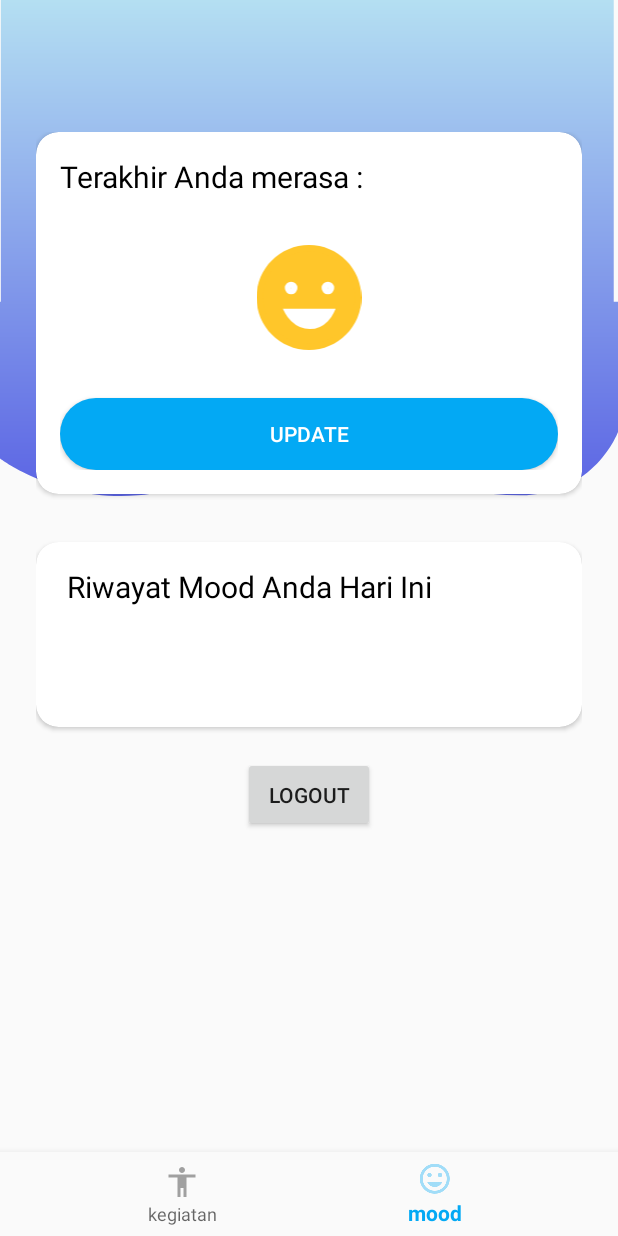
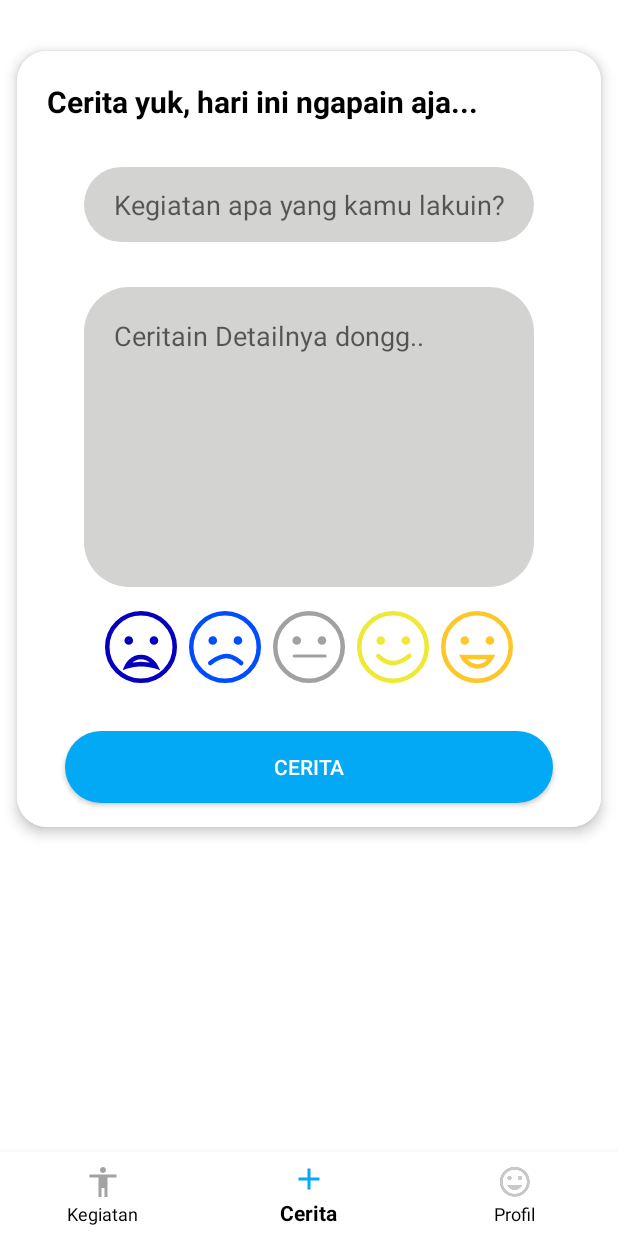
Before and after one commit to ardidong/TubesPabPaim, an Android app: the NavBotActivity screen opened directly, with no data from a screen before it, item 2 of the bottom bar chosen, on a phone screen of 412 x 824 dp. Run offline under Robolectric (Android 15) with nearby library versions, the light colour scheme and no system bars; Roboto replaces fonts that are not available here.

Commit message:
buat navbot baru dan layout dkk

```diff
--- a/app/build.gradle
+++ b/app/build.gradle
@@ -5,7 +5,7 @@ android {
     buildToolsVersion "29.0.2"
     defaultConfig {
         applicationId "com.apahayo.tubespabpaim"
-        minSdkVersion 16
+        minSdkVersion 21
         targetSdkVersion 29
         versionCode 1
         versionName "1.0"
@@ -59,6 +59,7 @@ dependencies {
     implementation 'com.google.android.material:material:1.0.0-alpha3'
     implementation 'com.google.android.gms:play-services-auth:17.0.0'
     implementation 'com.shobhitpuri.custombuttons:google-signin:1.1.0'
+    implementation 'com.sdsmdg.harjot:longshadows:1.0.1'
 
 }
 
--- /dev/null
+++ b/app/src/main/java/com/apahayo/tubespabpaim/HalamanUtamaFragment.java
@@ -0,0 +1,67 @@
+package com.apahayo.tubespabpaim;
+
+import android.content.Context;
+import android.net.Uri;
+import android.os.Bundle;
+
+import androidx.fragment.app.Fragment;
+import androidx.recyclerview.widget.LinearLayoutManager;
+import androidx.recyclerview.widget.RecyclerView;
+
+import android.view.LayoutInflater;
+import android.view.View;
+import android.view.ViewGroup;
+
+import com.apahayo.tubespabpaim.Model.Mood;
+
+import java.util.ArrayList;
+
+
+public class HalamanUtamaFragment extends Fragment {
+
+    private ArrayList<Mood> moodList;
+    private AktifitasAdapter aktifitasAdapter;
+    private RecyclerView recyclerView;
+
+    public HalamanUtamaFragment() {
+        // Required empty public constructor
+    }
+
+
+    @Override
+    public View onCreateView(LayoutInflater inflater, ViewGroup container,
+                             Bundle savedInstanceState) {
+        // Inflate the layout for this fragment
+        View view = inflater.inflate(R.layout.fragment_halaman_utama, container, false);
+
+        RecyclerView mRecyclerView = view.findViewById(R.id.timelineKegiatan);
+
+        RecyclerView.LayoutManager layoutManager = new LinearLayoutManager(getActivity());
+        mRecyclerView.setLayoutManager(layoutManager);
+
+
+        moodList = new ArrayList<>();
+        aktifitasAdapter = new AktifitasAdapter(getActivity(),moodList);
+        mRecyclerView.setAdapter(aktifitasAdapter);
+
+
+
+        initialize();
+
+        return view;
+
+    }
+
+    public void initialize(){
+        String[] mood = getResources().getStringArray(R.array.kegiatan);
+
+        for (int i = 0; i < mood.length; i++) {
+            moodList.add(new Mood(mood[i]));
+        }
+
+        aktifitasAdapter.notifyDataSetChanged();
+
+    }
+
+
+}
--- a/app/src/main/java/com/apahayo/tubespabpaim/Home.java
+++ b/app/src/main/java/com/apahayo/tubespabpaim/Home.java
@@ -16,7 +16,7 @@ public class Home extends Application {
         FirebaseAuth firebaseAuth = FirebaseAuth.getInstance();
         FirebaseUser firebaseUser = firebaseAuth.getCurrentUser();
         if (firebaseUser!= null && firebaseUser.isEmailVerified()) {
-            Intent intent = new Intent(Home.this, HalamanUtama.class);
+            Intent intent = new Intent(Home.this, NavBotActivity.class);
             intent.addFlags(Intent.FLAG_ACTIVITY_NEW_TASK);
             startActivity(intent);
         }
--- /dev/null
+++ b/app/src/main/java/com/apahayo/tubespabpaim/NambahCeritaFragment.java
@@ -0,0 +1,31 @@
+package com.apahayo.tubespabpaim;
+
+
+import android.os.Bundle;
+
+import androidx.fragment.app.Fragment;
+
+import android.view.LayoutInflater;
+import android.view.View;
+import android.view.ViewGroup;
+
+
+/**
+ * A simple {@link Fragment} subclass.
+ */
+public class NambahCeritaFragment extends Fragment {
+
+
+    public NambahCeritaFragment() {
+        // Required empty public constructor
+    }
+
+
+    @Override
+    public View onCreateView(LayoutInflater inflater, ViewGroup container,
+                             Bundle savedInstanceState) {
+        // Inflate the layout for this fragment
+        return inflater.inflate(R.layout.fragment_nambah_cerita, container, false);
+    }
+
+}
--- a/app/src/main/java/com/apahayo/tubespabpaim/NavBotActivity.java
+++ b/app/src/main/java/com/apahayo/tubespabpaim/NavBotActivity.java
@@ -25,7 +25,7 @@ public class NavBotActivity extends AppCompatActivity {
         bottomNav.setOnNavigationItemSelectedListener(navListener);
 
         getSupportFragmentManager().beginTransaction().replace(R.id.fragment_container,
-                new KegiatanFragment()).commit();
+                new HalamanUtamaFragment()).commit();
 
 
 
@@ -43,11 +43,16 @@ public class NavBotActivity extends AppCompatActivity {
 
                         switch (menuItem.getItemId()){
                             case R.id.nav_kegiatan:
-                                selectedFragment = new KegiatanFragment();
+                                selectedFragment = new HalamanUtamaFragment();
                                 break;
-                            case R.id.nav_mood:
-                                selectedFragment = new MoodFragment();
+                            case R.id.nav_cerita:
+                                selectedFragment = new NambahCeritaFragment();
                                 break;
+
+                            case R.id.nav_profil:
+                                selectedFragment = new ProfilUserFragment();
+                                break;
+
                         }
                         getSupportFragmentManager().beginTransaction().replace(R.id.fragment_container,
                                 selectedFragment).commit();
--- a/app/src/main/java/com/apahayo/tubespabpaim/WelcomeActivity.java
+++ b/app/src/main/java/com/apahayo/tubespabpaim/WelcomeActivity.java
@@ -127,7 +127,7 @@ public class WelcomeActivity extends AppCompatActivity {
 
     private void launchKuisioner() {
         prefManager.setIsFirstTimeLaunch(false);
-        startActivity(new Intent(WelcomeActivity.this, HalamanUtama.class));
+        startActivity(new Intent(WelcomeActivity.this, NavBotActivity.class));
         finish();
     }
 
--- /dev/null
+++ b/app/src/main/res/drawable/ic_add_black_24dp.xml
@@ -0,0 +1,9 @@
+<vector xmlns:android="http://schemas.android.com/apk/res/android"
+        android:width="24dp"
+        android:height="24dp"
+        android:viewportWidth="24.0"
+        android:viewportHeight="24.0">
+    <path
+        android:fillColor="#FF000000"
+        android:pathData="M19,13h-6v6h-2v-6H5v-2h6V5h2v6h6v2z"/>
+</vector>
--- a/app/src/main/res/layout/activity_nav_button_baru.xml
+++ b/app/src/main/res/layout/activity_nav_button_baru.xml
@@ -26,6 +26,6 @@
         android:layout_height="wrap_content"
         android:layout_alignParentBottom="true"
         app:menu="@menu/nav_items"
-        android:background="?android:attr/windowBackground"/>
+        android:background="#FFFFFF"/>
 
 </RelativeLayout>
--- /dev/null
+++ b/app/src/main/res/layout/fragment_nambah_cerita.xml
@@ -0,0 +1,141 @@
+<?xml version="1.0" encoding="utf-8"?>
+<FrameLayout xmlns:android="http://schemas.android.com/apk/res/android"
+    xmlns:tools="http://schemas.android.com/tools"
+    android:layout_width="match_parent"
+    android:background="#FFFFFF"
+    android:layout_height="match_parent"
+    xmlns:app="http://schemas.android.com/apk/res-auto"
+    tools:context=".NambahCeritaFragment">
+
+
+    <androidx.cardview.widget.CardView
+        android:layout_width="match_parent"
+        android:layout_marginTop="20dp"
+        android:background="#FFFFFF"
+        android:layout_height="wrap_content"
+        app:cardUseCompatPadding="true"
+        android:layout_marginStart="0dp"
+        android:layout_marginEnd="0dp"
+        android:foreground="?android:attr/selectableItemBackground"
+        app:cardElevation="5dp"
+        app:cardCornerRadius="20dp">
+
+    <LinearLayout
+        android:layout_width="match_parent"
+        android:id="@+id/tampilanIsiKegiatan"
+        android:orientation="vertical"
+        android:background="@drawable/background_layout_kegiatan"
+        android:layout_height="wrap_content">
+
+        <TextView
+            android:id="@+id/judulIsi"
+            android:layout_width="wrap_content"
+            android:layout_height="wrap_content"
+            android:layout_marginStart="20dp"
+            android:layout_marginLeft="20dp"
+            android:layout_marginTop="20dp"
+            android:textStyle="bold"
+            android:fontFamily="sans-serif"
+            android:text="Cerita yuk, hari ini ngapain aja..."
+            android:textSize="20sp" />
+
+        <EditText
+            android:layout_width="300dp"
+            android:layout_height="wrap_content"
+            android:paddingLeft="20dp"
+            android:paddingRight="20dp"
+            android:hint="Kegiatan apa yang kamu lakuin?"
+            android:layout_marginTop="30dp"
+            android:inputType="text"
+            android:background="@drawable/backgroundkegiatan"
+            android:layout_gravity="center"
+            />
+        <EditText
+            android:layout_width="300dp"
+            android:layout_height="wrap_content"
+            android:hint="Ceritain Detailnya dongg.."
+            android:layout_marginTop="30dp"
+            android:inputType="textMultiLine"
+            android:paddingLeft="20dp"
+            android:paddingTop="20dp"
+            android:paddingRight="20dp"
+            android:maxLines="12"
+            android:layout_gravity="center"
+            android:minLines="8"
+            android:scrollbars="vertical"
+            android:background="@drawable/button_detail_kegiatan"
+            android:gravity="top|left"
+            />
+
+        <RadioGroup
+            android:id="@+id/emotGroup"
+            android:layout_margin="16dp"
+            android:layout_width="wrap_content"
+            android:layout_height="wrap_content"
+            android:layout_gravity="center_horizontal"
+            android:layout_marginBottom="16dp"
+            android:orientation="horizontal">
+
+            <RadioButton
+                android:id="@+id/sedihSekali"
+                android:layout_marginRight="8dp"
+                android:layout_width="wrap_content"
+                android:layout_height="wrap_content"
+                android:background="@drawable/btn_sedih_sekali"
+                android:button="@null" />
+
+            <RadioButton
+                android:id="@+id/sedih"
+                android:layout_marginRight="8dp"
+                android:layout_width="wrap_content"
+                android:layout_height="wrap_content"
+                android:background="@drawable/btn_sedih"
+                android:button="@null" />
+
+            <RadioButton
+                android:id="@+id/netral"
+                android:layout_marginRight="8dp"
+                android:layout_width="wrap_content"
+                android:layout_height="wrap_content"
+                android:background="@drawable/btn_netral"
+                android:button="@null" />
+
+            <RadioButton
+                android:id="@+id/senang"
+                android:layout_marginRight="8dp"
+                android:layout_width="wrap_content"
+                android:layout_height="wrap_content"
+                android:background="@drawable/btn_senang"
+                android:button="@null" />
+
+            <RadioButton
+                android:id="@+id/senangSekali"
+                android:layout_width="wrap_content"
+                android:layout_height="wrap_content"
+                android:background="@drawable/btn_senang_sekali"
+                android:button="@null" />
+
+        </RadioGroup>
+
+        <Button
+            android:id="@+id/cerita"
+            android:layout_marginTop="16dp"
+            android:layout_marginBottom="16dp"
+            android:layout_marginLeft="32dp"
+            android:layout_marginRight="32dp"
+            android:background="@drawable/buttonsolusi"
+            android:layout_width="match_parent"
+            android:layout_height="wrap_content"
+            android:text="Cerita"
+            android:textColor="@android:color/white"/>
+
+
+
+
+
+
+
+
+    </LinearLayout>
+    </androidx.cardview.widget.CardView>
+</FrameLayout>
--- a/app/src/main/res/menu/nav_items.xml
+++ b/app/src/main/res/menu/nav_items.xml
@@ -4,9 +4,13 @@
     <item
         android:id="@+id/nav_kegiatan"
         android:icon="@drawable/ic_action_kegiatan"
-        android:title="@string/nav_kegiatan" />
+        android:title="Kegiatan" />
     <item
-        android:id="@+id/nav_mood"
+        android:id="@+id/nav_cerita"
+        android:icon="@drawable/ic_add_black_24dp"
+        android:title="Cerita" />
+    <item
+        android:id="@+id/nav_profil"
         android:icon="@drawable/ic_action_mood"
-        android:title="@string/nav_mood" />
+        android:title="Profil" />
 </menu>
--- a/app/src/main/res/values/strings.xml
+++ b/app/src/main/res/values/strings.xml
@@ -31,4 +31,7 @@
         <item>tidur</item>
         <item>belajar</item>
     </string-array>
+
+    <!-- TODO: Remove or change this placeholder text -->
+    <string name="hello_blank_fragment">Hello blank fragment</string>
 </resources>
```
Also changed, not shown: app/src/main/java/com/apahayo/tubespabpaim/ProfilUserFragment.java (added, +70 -0 lines), app/src/main/res/drawable/bunder.xml (added, +14 -0 lines), app/src/main/res/layout/activity_halaman_utama.xml (+0 -13 lines), app/src/main/res/layout/fragment_halaman_utama.xml (added, +60 -0 lines), app/src/main/res/layout/fragment_profil_user.xml (added, +81 -0 lines), app/src/main/res/values/styles.xml (+12 -0 lines).
